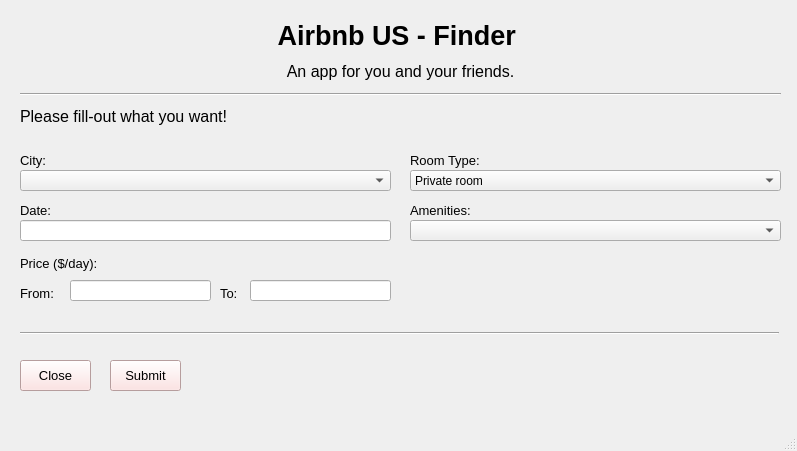
Above: UI/MainWindow.ui from Tamuonanthit/Hotel_recommendation before the change. Below: the same form after it.
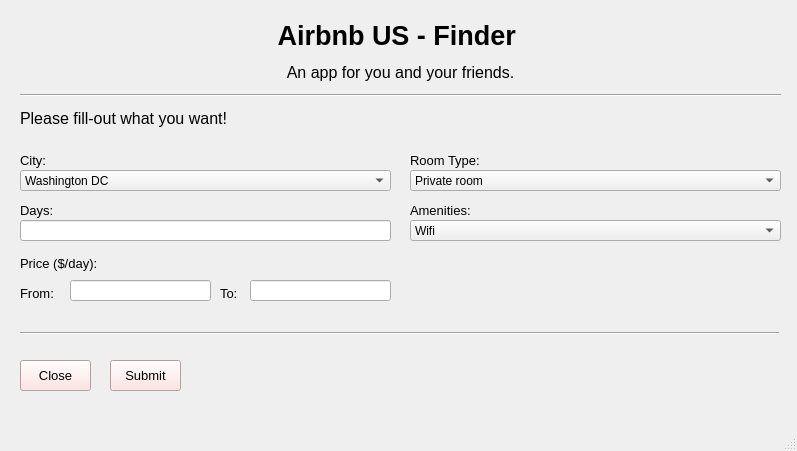
That is the form after the change. Icons and pictures are not drawn.

What changed in the file:
```diff
--- a/UI/MainWindow.ui
+++ b/UI/MainWindow.ui
@@ -24,7 +24,7 @@
       <x>20</x>
       <y>20</y>
       <width>761</width>
-      <height>111</height>
+      <height>114</height>
      </rect>
     </property>
     <layout class="QVBoxLayout" name="verticalLayout_2">
@@ -78,7 +78,7 @@
      </font>
     </property>
     <property name="text">
-     <string>Date:</string>
+     <string>Days:</string>
     </property>
    </widget>
    <widget class="QLabel" name="Amenities">
@@ -184,6 +184,16 @@
       <height>21</height>
      </rect>
     </property>
+    <item>
+     <property name="text">
+      <string>Wifi</string>
+     </property>
+    </item>
+    <item>
+     <property name="text">
+      <string>Air conditioning</string>
+     </property>
+    </item>
    </widget>
    <widget class="QComboBox" name="cbxRoomtype">
     <property name="geometry">
@@ -242,6 +252,22 @@
       <height>21</height>
      </rect>
     </property>
+    <property name="editable">
+     <bool>false</bool>
+    </property>
+    <property name="minimumContentsLength">
+     <number>0</number>
+    </property>
+    <item>
+     <property name="text">
+      <string>Washington DC</string>
+     </property>
+    </item>
+    <item>
+     <property name="text">
+      <string>New Jersey </string>
+     </property>
+    </item>
    </widget>
    <widget class="QLabel" name="City">
     <property name="geometry">
```
Left out of the diff: 13 changed lines with no effect on the pictures.
